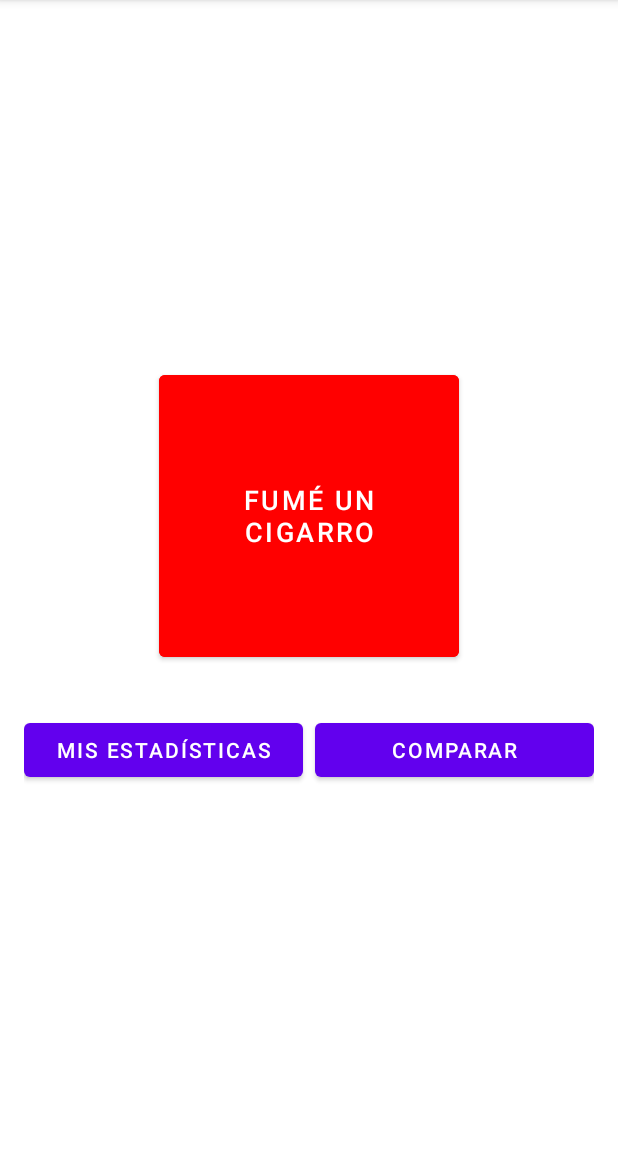
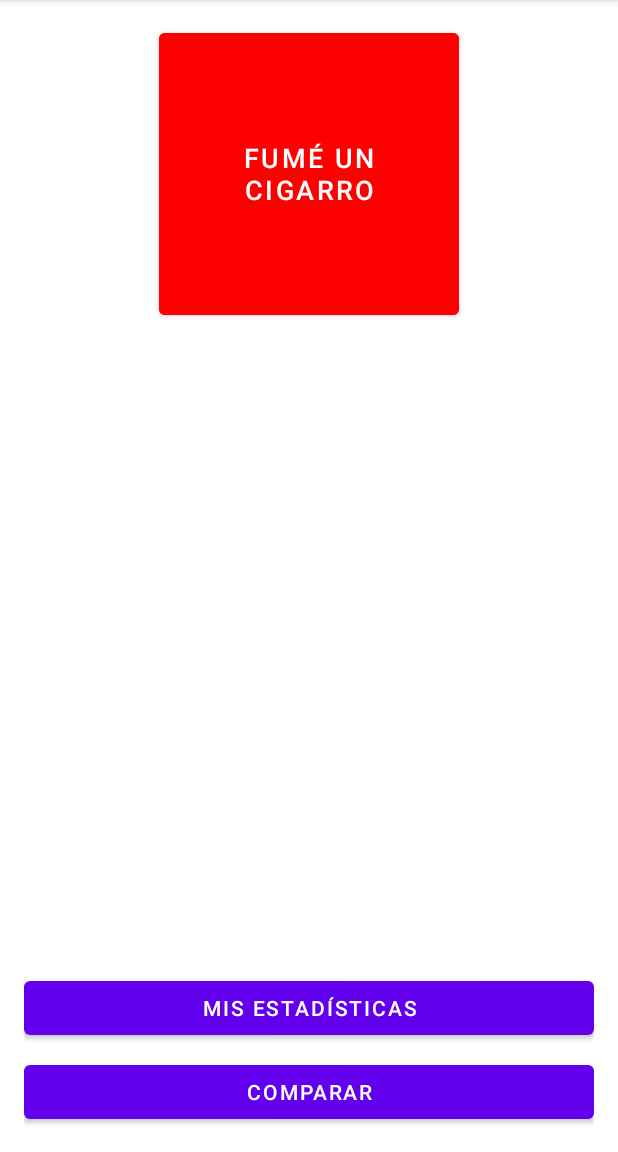
Before and after one commit to PabloPinGil/tfc, an Android app: the screen it shows after launch (MainActivity), on a phone screen of 412 x 824 dp, the part 84-1236 px from its top. Run offline under Robolectric (Android 15) with nearby library versions, the phone set to English and light mode, and no system bars; our stand-ins replace Firebase (no records; nobody signed in at launch, a user with empty details on screens opened directly).

Commit message:
modificado layout main activity

```diff
--- a/app/src/main/res/layout/activity_main.xml
+++ b/app/src/main/res/layout/activity_main.xml
@@ -13,27 +13,31 @@
         android:text="FUMÉ UN CIGARRO"
         android:textSize="18sp"
         android:backgroundTint="#FF0000"
-        android:textColor="#FFFFFF"/>
+        android:textColor="#FFFFFF"
+        android:layout_gravity="center_horizontal"/>
+
+    <View
+        android:layout_width="match_parent"
+        android:layout_height="0dp"
+        android:layout_weight="1" />
 
     <LinearLayout
         android:layout_width="match_parent"
         android:layout_height="wrap_content"
-        android:orientation="horizontal"
-        android:layout_marginTop="32dp">
+        android:orientation="vertical"
+        android:layout_marginTop="16dp">
 
         <Button
             android:id="@+id/btnStats"
-            android:layout_width="0dp"
+            android:layout_width="match_parent"
             android:layout_height="wrap_content"
-            android:layout_weight="1"
             android:text="Mis Estadísticas"
-            android:layout_marginEnd="8dp"/>
+            android:layout_marginBottom="8dp"/>
 
         <Button
             android:id="@+id/btnCompare"
-            android:layout_width="0dp"
+            android:layout_width="match_parent"
             android:layout_height="wrap_content"
-            android:layout_weight="1"
             android:text="Comparar"/>
     </LinearLayout>
 </LinearLayout>
```
